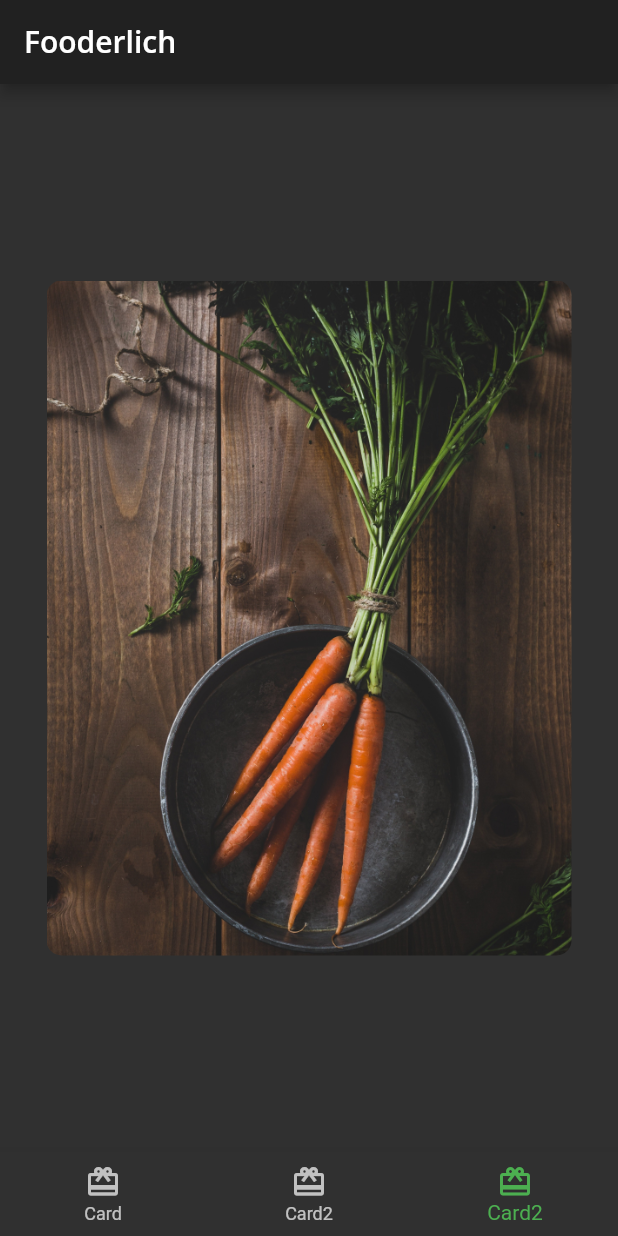
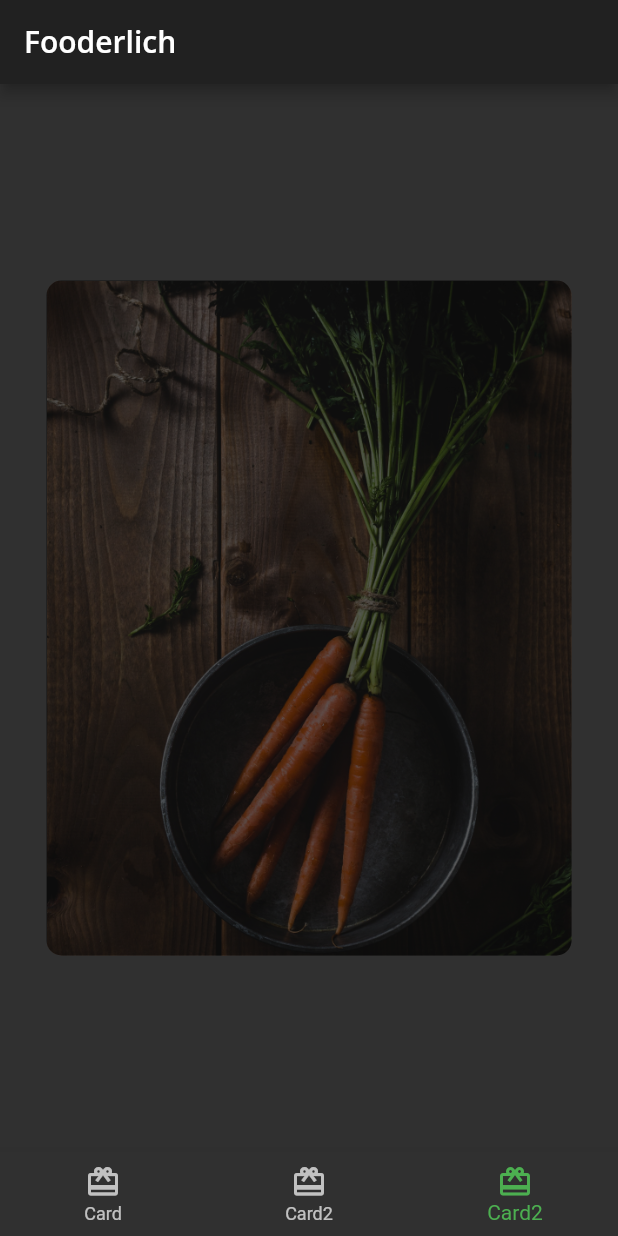
Before and after one commit to akgmage/fooder_lich, a Flutter app: the screen it shows after launch, item 3 of the bottom bar chosen, on a phone screen of 412 x 824 dp. Run offline on Flutter 3.47's test engine with Material 2 defaults, Android fonts, the phone set to English and light mode, and no system bars; our stand-ins replace google_fonts.

Commit message:
Give image a dark overlay

```diff
--- a/lib/card3.dart
+++ b/lib/card3.dart
@@ -16,7 +16,14 @@ class Card3 extends StatelessWidget {
           borderRadius: BorderRadius.all(Radius.circular(10.0)),
         ),
         child: Stack(
-          children: [],
+          children: [
+            Container(
+              decoration: BoxDecoration(
+                color: Colors.black.withOpacity(0.6),
+                borderRadius: const BorderRadius.all(Radius.circular(10.0)),
+              ),
+            ),
+          ],
         ),
       ),
     );
```
